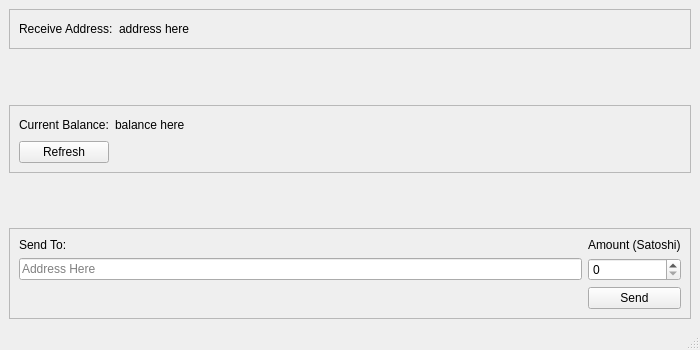
Before: the Qt Designer form cmd/lit-qt/qt_files/rpcui.ui in mit-dci/lit, drawn with Qt 5.
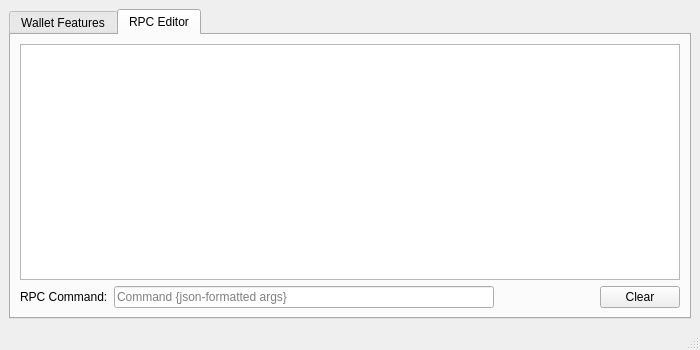
After: the same form once the commit is applied.

Commit message: Added rpc free editing console to qt client

```diff
--- a/cmd/lit-qt/qt_files/rpcui.ui
+++ b/cmd/lit-qt/qt_files/rpcui.ui
@@ -25,6 +25,19 @@
   <widget class="QWidget" name="centralwidget">
    <layout class="QVBoxLayout" name="verticalLayout">
     <item>
+     <widget class="QTabWidget" name="tabWidget">
+      <property name="currentIndex">
+       <number>1</number>
+      </property>
+      <widget class="QWidget" name="tab_5">
+       <property name="enabled">
+        <bool>true</bool>
+       </property>
+       <attribute name="title">
+        <string>Wallet Features</string>
+       </attribute>
+       <layout class="QVBoxLayout" name="verticalLayout_2">
+        <item>
      <widget class="QFrame" name="addr_frame">
       <property name="frameShape">
        <enum>QFrame::StyledPanel</enum>
@@ -64,7 +77,7 @@
      </widget>
     </item>
     <item>
-     <spacer name="verticalSpacer_2">
+         <spacer name="verticalSpacer">
       <property name="orientation">
        <enum>Qt::Vertical</enum>
       </property>
@@ -123,7 +136,7 @@
      </widget>
     </item>
     <item>
-     <spacer name="verticalSpacer">
+         <spacer name="verticalSpacer_2">
       <property name="orientation">
        <enum>Qt::Vertical</enum>
       </property>
@@ -186,6 +199,61 @@
         </widget>
        </item>
       </layout>
+         </widget>
+        </item>
+       </layout>
+      </widget>
+      <widget class="QWidget" name="tab_6">
+       <attribute name="title">
+        <string>RPC Editor</string>
+       </attribute>
+       <layout class="QVBoxLayout" name="verticalLayout_3">
+        <item>
+         <widget class="QTextBrowser" name="rpc_console_text_browser"/>
+        </item>
+        <item>
+         <layout class="QHBoxLayout" name="horizontalLayout_2">
+          <item>
+           <widget class="QLabel" name="label">
+            <property name="text">
+             <string>RPC Command:</string>
+            </property>
+           </widget>
+          </item>
+          <item>
+           <widget class="QLineEdit" name="rpc_line_edit">
+            <property name="placeholderText">
+             <string>Command {json-formatted args}</string>
+            </property>
+           </widget>
+          </item>
+          <item>
+           <spacer name="horizontalSpacer_3">
+            <property name="orientation">
+             <enum>Qt::Horizontal</enum>
+            </property>
+            <property name="sizeType">
+             <enum>QSizePolicy::Preferred</enum>
+            </property>
+            <property name="sizeHint" stdset="0">
+             <size>
+              <width>100</width>
+              <height>10</height>
+             </size>
+            </property>
+           </spacer>
+          </item>
+          <item>
+           <widget class="QPushButton" name="clear_button">
+            <property name="text">
+             <string>Clear</string>
+            </property>
+           </widget>
+          </item>
+         </layout>
+        </item>
+       </layout>
+      </widget>
      </widget>
     </item>
    </layout>
```
Left out of the diff: 3 changed lines with no effect on the pictures. Lines whose indentation alone changed are shown as unchanged. The commit also changes 7 other files.
